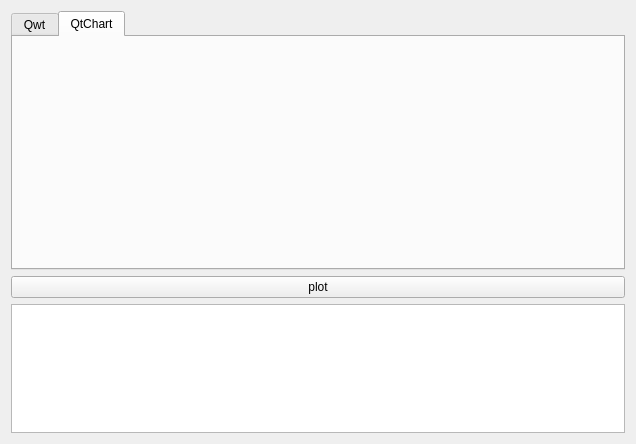
Above: tech/chartCmp/src/widget.ui from czyt1988/czyBlog before the change. Below: the same form after it.
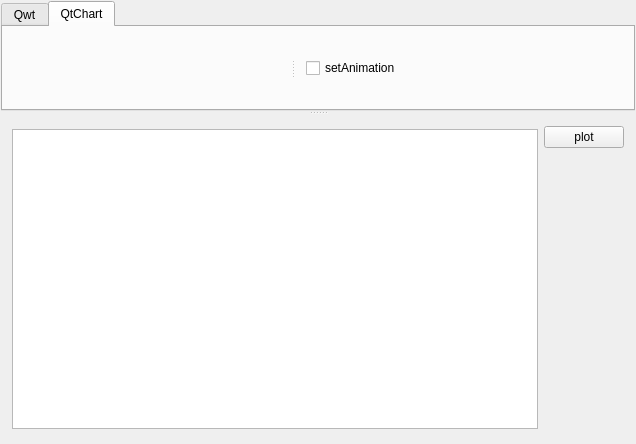
That is the form after the change. Custom widgets are drawn as their Qt base class.

Commit message: 绘图对比的添加

What changed in the file:
```diff
--- a/tech/chartCmp/src/widget.ui
+++ b/tech/chartCmp/src/widget.ui
@@ -13,8 +13,27 @@
   <property name="windowTitle">
    <string>Widget</string>
   </property>
-  <layout class="QVBoxLayout" name="verticalLayout" stretch="2,0,1">
+  <layout class="QVBoxLayout" name="verticalLayout_2">
+   <property name="spacing">
+    <number>1</number>
+   </property>
+   <property name="leftMargin">
+    <number>1</number>
+   </property>
+   <property name="topMargin">
+    <number>1</number>
+   </property>
+   <property name="rightMargin">
+    <number>1</number>
+   </property>
+   <property name="bottomMargin">
+    <number>1</number>
+   </property>
    <item>
+    <widget class="QSplitter" name="splitterTop">
+     <property name="orientation">
+      <enum>Qt::Vertical</enum>
+     </property>
     <widget class="QTabWidget" name="tabWidget">
      <property name="currentIndex">
       <number>1</number>
@@ -28,14 +47,65 @@
       <attribute name="title">
        <string>QtChart</string>
       </attribute>
-      <layout class="QVBoxLayout" name="verticalLayout_2">
+       <layout class="QVBoxLayout" name="verticalLayout_3">
+        <property name="spacing">
+         <number>0</number>
+        </property>
+        <property name="leftMargin">
+         <number>0</number>
+        </property>
+        <property name="topMargin">
+         <number>0</number>
+        </property>
+        <property name="rightMargin">
+         <number>0</number>
+        </property>
+        <property name="bottomMargin">
+         <number>0</number>
+        </property>
        <item>
-        <widget class="QChartView" name="qtChart" native="true"/>
+         <widget class="QSplitter" name="splitterQtChart">
+          <property name="orientation">
+           <enum>Qt::Horizontal</enum>
+          </property>
+          <widget class="QChartView" name="qtChart" native="true">
+           <property name="sizePolicy">
+            <sizepolicy hsizetype="Expanding" vsizetype="Expanding">
+             <horstretch>0</horstretch>
+             <verstretch>0</verstretch>
+            </sizepolicy>
+           </property>
+          </widget>
+          <widget class="QWidget" name="widget" native="true">
+           <layout class="QVBoxLayout" name="verticalLayout_4">
+            <item>
+             <widget class="QCheckBox" name="checkBoxQtChartSetAnimation">
+              <property name="text">
+               <string>setAnimation</string>
+              </property>
+             </widget>
        </item>
       </layout>
      </widget>
     </widget>
    </item>
+       </layout>
+      </widget>
+     </widget>
+     <widget class="QWidget" name="layoutWidget">
+      <layout class="QHBoxLayout" name="horizontalLayout">
+       <item>
+        <widget class="QTextBrowser" name="textBrowser">
+         <property name="maximumSize">
+          <size>
+           <width>16777215</width>
+           <height>300</height>
+          </size>
+         </property>
+        </widget>
+       </item>
+       <item>
+        <layout class="QVBoxLayout" name="verticalLayout">
    <item>
     <widget class="QPushButton" name="pushButton_plot">
      <property name="text">
@@ -44,7 +114,26 @@
     </widget>
    </item>
    <item>
-    <widget class="QTextEdit" name="textEdit"/>
+          <spacer name="verticalSpacer">
+           <property name="orientation">
+            <enum>Qt::Vertical</enum>
+           </property>
+           <property name="sizeType">
+            <enum>QSizePolicy::Expanding</enum>
+           </property>
+           <property name="sizeHint" stdset="0">
+            <size>
+             <width>20</width>
+             <height>40</height>
+            </size>
+           </property>
+          </spacer>
+         </item>
+        </layout>
+       </item>
+      </layout>
+     </widget>
+    </widget>
    </item>
   </layout>
  </widget>
```
Lines whose indentation alone changed are shown as unchanged. The commit also changes 2 other files.
